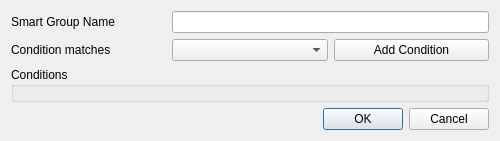
qgis/QGIS, file src/ui/qgssmartgroupeditordialogbase.ui: the form before one commit.
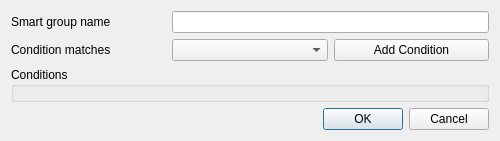
The form after the commit.

The edit to the form file:
```diff
--- a/src/ui/qgssmartgroupeditordialogbase.ui
+++ b/src/ui/qgssmartgroupeditordialogbase.ui
@@ -17,7 +17,7 @@
    <item row="0" column="0">
     <widget class="QLabel" name="label">
      <property name="text">
-      <string>Smart Group Name</string>
+      <string>Smart group name</string>
      </property>
     </widget>
    </item>
```
